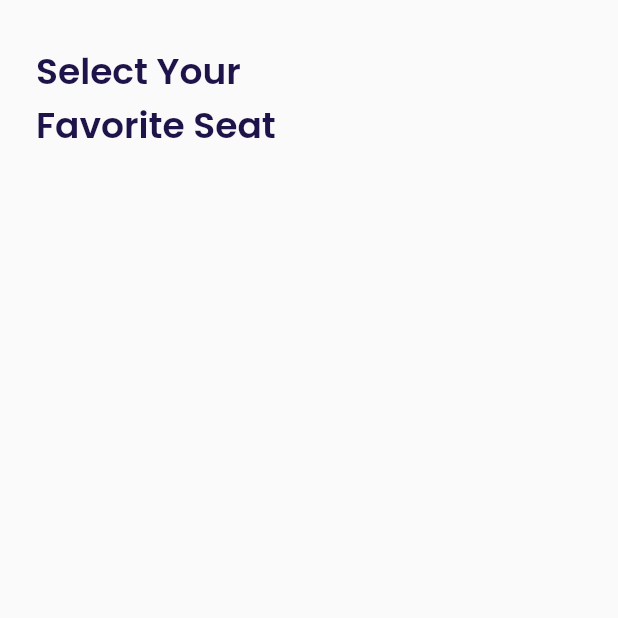
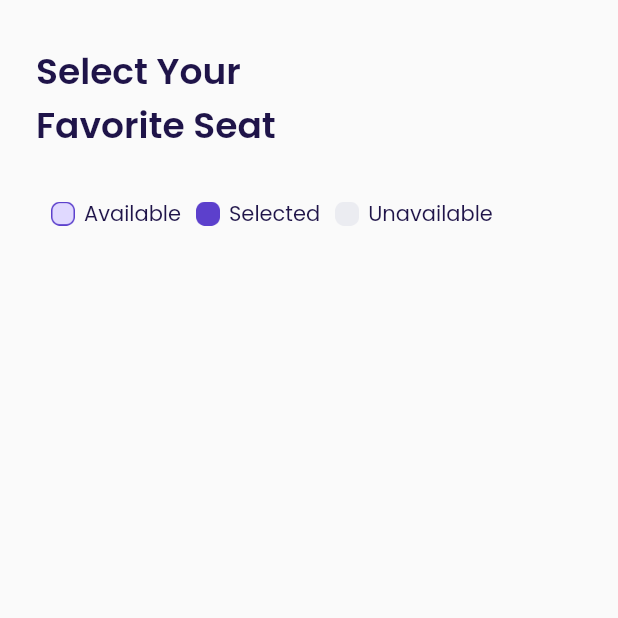
Before and after one commit to IJ4L/ticketing_airplane, a Flutter app: the ChooseSeatPage screen opened by its route, on a phone screen of 412 x 824 dp, the top half of it. Run offline on Flutter 3.47's test engine with Material 2 defaults, Android fonts, the phone set to English and light mode, and no system bars; our stand-ins replace google_fonts.

Commit message:
update ui

```diff
--- a/lib/ui/pages/choose_seat_page.dart
+++ b/lib/ui/pages/choose_seat_page.dart
@@ -18,12 +18,56 @@ class ChooseSeatPage extends StatelessWidget {
       );
     }
 
+    Widget seatStatus() {
+      return Container(
+        margin: const EdgeInsets.only(top: 30),
+        child: Row(
+          children: [
+            Container(
+              width: 16,
+              height: 16,
+              margin: const EdgeInsets.only(left: 10, right: 6),
+              decoration: const BoxDecoration(
+                image: DecorationImage(
+                  image: AssetImage('assets/icons/seat_avaible.png'),
+                ),
+              ),
+            ),
+            Text('Available', style: blackTextStyle),
+            Container(
+              width: 16,
+              height: 16,
+              margin: const EdgeInsets.only(left: 10, right: 6),
+              decoration: const BoxDecoration(
+                image: DecorationImage(
+                  image: AssetImage('assets/icons/seat_selected.png'),
+                ),
+              ),
+            ),
+            Text('Selected', style: blackTextStyle),
+            Container(
+              width: 16,
+              height: 16,
+              margin: const EdgeInsets.only(left: 10, right: 6),
+              decoration: const BoxDecoration(
+                image: DecorationImage(
+                  image: AssetImage('assets/icons/seat_unavabile.png'),
+                ),
+              ),
+            ),
+            Text('Unavailable', style: blackTextStyle),
+          ],
+        ),
+      );
+    }
+
     return Scaffold(
       backgroundColor: kBackgroundColor,
       body: ListView(
         padding: const EdgeInsets.symmetric(horizontal: 24),
         children: [
           title(),
+          seatStatus(),
         ],
       ),
     );
```
Also changed, not shown: assets/icons/seat_avaible.png (added), assets/icons/seat_selected.png (added), assets/icons/seat_unavabile.png (added).
